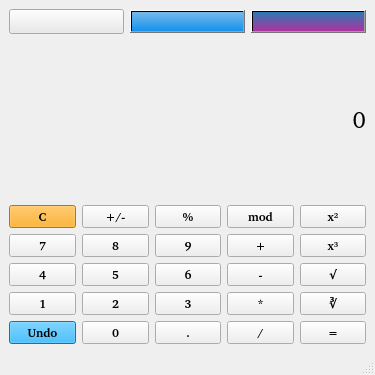
Qt form calcwindow.ui (TiReks33/qt_calc) before a commit.
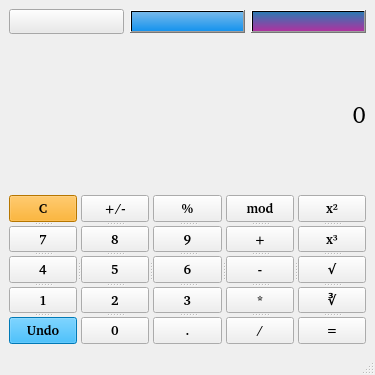
The same form after that commit. Icons and pictures are not drawn.

Commit message: improve of buttons scalling

Patch:
```diff
--- a/calcwindow.ui
+++ b/calcwindow.ui
@@ -41,11 +41,145 @@
    <enum>QTabWidget::Rounded</enum>
   </property>
   <widget class="QWidget" name="centralwidget">
-   <layout class="QGridLayout" name="gridLayout_2">
+   <layout class="QGridLayout" name="gridLayout">
+    <item row="0" column="0">
+     <layout class="QHBoxLayout" name="horizontalLayout">
+      <item>
+       <widget class="QPushButton" name="default_color">
+        <property name="font">
+         <font>
+          <family>Noto Sans</family>
+          <weight>50</weight>
+          <italic>false</italic>
+          <bold>false</bold>
+          <kerning>true</kerning>
+         </font>
+        </property>
+        <property name="focusPolicy">
+         <enum>Qt::ClickFocus</enum>
+        </property>
+        <property name="styleSheet">
+         <string notr="true">background-color: rgb(234, 234, 234);</string>
+        </property>
+        <property name="text">
+         <string/>
+        </property>
+       </widget>
+      </item>
+      <item>
+       <widget class="QPushButton" name="color_1">
+        <property name="focusPolicy">
+         <enum>Qt::ClickFocus</enum>
+        </property>
+        <property name="styleSheet">
+         <string notr="true">background-color: qlineargradient(x1: 0, y1: 0,    x2: 0, y2: 1,    stop: 0 #77b9ea, stop: 1 #1593ee);</string>
+        </property>
+        <property name="text">
+         <string/>
+        </property>
+       </widget>
+      </item>
+      <item>
+       <widget class="QPushButton" name="color_2">
+        <property name="focusPolicy">
+         <enum>Qt::ClickFocus</enum>
+        </property>
+        <property name="styleSheet">
+         <string notr="true">background-color: qlineargradient(x1: 0, y1: 0,    x2: 0, y2: 1,    stop: 0 #2d7ab2, stop: 1 #ae32a0);</string>
+        </property>
+        <property name="text">
+         <string/>
+        </property>
+       </widget>
+      </item>
+     </layout>
+    </item>
+    <item row="1" column="0">
+     <widget class="QLabel" name="result">
+      <property name="font">
+       <font>
+        <family>Spectral Medium</family>
+        <pointsize>18</pointsize>
+        <weight>50</weight>
+        <italic>false</italic>
+        <bold>false</bold>
+       </font>
+      </property>
+      <property name="focusPolicy">
+       <enum>Qt::ClickFocus</enum>
+      </property>
+      <property name="text">
+       <string>0</string>
+      </property>
+      <property name="alignment">
+       <set>Qt::AlignRight|Qt::AlignTrailing|Qt::AlignVCenter</set>
+      </property>
+     </widget>
+    </item>
     <item row="2" column="0">
-     <layout class="QGridLayout" name="gridLayout">
-      <item row="5" column="0">
+     <widget class="QSplitter" name="splitter_6">
+      <property name="orientation">
+       <enum>Qt::Horizontal</enum>
+      </property>
+      <widget class="QSplitter" name="splitter">
+       <property name="orientation">
+        <enum>Qt::Vertical</enum>
+       </property>
+       <widget class="QPushButton" name="clear_button">
+        <property name="sizePolicy">
+         <sizepolicy hsizetype="Minimum" vsizetype="Preferred">
+          <horstretch>0</horstretch>
+          <verstretch>0</verstretch>
+         </sizepolicy>
+        </property>
+        <property name="font">
+         <font>
+          <pointsize>10</pointsize>
+          <stylestrategy>PreferAntialias</stylestrategy>
+         </font>
+        </property>
+        <property name="focusPolicy">
+         <enum>Qt::ClickFocus</enum>
+        </property>
+        <property name="styleSheet">
+         <string notr="true">background-color: orange</string>
+        </property>
+        <property name="text">
+         <string>C</string>
+        </property>
+       </widget>
+       <widget class="QPushButton" name="button_7">
+        <property name="font">
+         <font>
+          <pointsize>10</pointsize>
+         </font>
+        </property>
+        <property name="focusPolicy">
+         <enum>Qt::ClickFocus</enum>
+        </property>
+        <property name="text">
+         <string>7</string>
+        </property>
+       </widget>
+       <widget class="QPushButton" name="button_4">
+        <property name="font">
+         <font>
+          <pointsize>10</pointsize>
+         </font>
+        </property>
+        <property name="focusPolicy">
+         <enum>Qt::ClickFocus</enum>
+        </property>
+        <property name="text">
+         <string>4</string>
+        </property>
+       </widget>
        <widget class="QPushButton" name="button_1">
+        <property name="font">
+         <font>
+          <pointsize>10</pointsize>
+         </font>
+        </property>
         <property name="focusPolicy">
          <enum>Qt::ClickFocus</enum>
         </property>
@@ -53,9 +187,12 @@
          <string>1</string>
         </property>
        </widget>
-      </item>
-      <item row="6" column="0">
        <widget class="QPushButton" name="undo_button">
+        <property name="font">
+         <font>
+          <pointsize>10</pointsize>
+         </font>
+        </property>
         <property name="focusPolicy">
          <enum>Qt::ClickFocus</enum>
         </property>
@@ -66,32 +203,56 @@
          <string>Undo</string>
         </property>
        </widget>
-      </item>
-      <item row="1" column="4">
-       <widget class="QPushButton" name="pow_2_button">
-        <property name="enabled">
-         <bool>true</bool>
+      </widget>
+      <widget class="QSplitter" name="splitter_2">
+       <property name="orientation">
+        <enum>Qt::Vertical</enum>
+       </property>
+       <widget class="QPushButton" name="plus_minus_button">
+        <property name="font">
+         <font>
+          <pointsize>10</pointsize>
+         </font>
         </property>
         <property name="focusPolicy">
          <enum>Qt::ClickFocus</enum>
         </property>
         <property name="text">
-         <string>x²</string>
+         <string>+/-</string>
         </property>
        </widget>
-      </item>
-      <item row="3" column="0">
-       <widget class="QPushButton" name="button_4">
+       <widget class="QPushButton" name="button_8">
+        <property name="font">
+         <font>
+          <pointsize>10</pointsize>
+         </font>
+        </property>
         <property name="focusPolicy">
          <enum>Qt::ClickFocus</enum>
         </property>
         <property name="text">
-         <string>4</string>
+         <string>8</string>
         </property>
        </widget>
-      </item>
-      <item row="5" column="1">
+       <widget class="QPushButton" name="button_5">
+        <property name="font">
+         <font>
+          <pointsize>10</pointsize>
+         </font>
+        </property>
+        <property name="focusPolicy">
+         <enum>Qt::ClickFocus</enum>
+        </property>
+        <property name="text">
+         <string>5</string>
+        </property>
+       </widget>
        <widget class="QPushButton" name="button_2">
+        <property name="font">
+         <font>
+          <pointsize>10</pointsize>
+         </font>
+        </property>
         <property name="focusPolicy">
          <enum>Qt::ClickFocus</enum>
         </property>
@@ -99,22 +260,30 @@
          <string>2</string>
         </property>
        </widget>
-      </item>
-      <item row="5" column="4">
-       <widget class="QPushButton" name="cube_root_button">
-        <property name="enabled">
-         <bool>true</bool>
+       <widget class="QPushButton" name="button_0">
+        <property name="font">
+         <font>
+          <pointsize>10</pointsize>
+         </font>
         </property>
         <property name="focusPolicy">
          <enum>Qt::ClickFocus</enum>
         </property>
         <property name="text">
-         <string>∛</string>
+         <string>0</string>
         </property>
        </widget>
-      </item>
-      <item row="1" column="2">
+      </widget>
+      <widget class="QSplitter" name="splitter_3">
+       <property name="orientation">
+        <enum>Qt::Vertical</enum>
+       </property>
        <widget class="QPushButton" name="precent_button">
+        <property name="font">
+         <font>
+          <pointsize>10</pointsize>
+         </font>
+        </property>
         <property name="focusPolicy">
          <enum>Qt::ClickFocus</enum>
         </property>
@@ -122,22 +291,12 @@
          <string>%</string>
         </property>
        </widget>
-      </item>
-      <item row="2" column="4">
-       <widget class="QPushButton" name="pow_3_button">
-        <property name="enabled">
-         <bool>true</bool>
-        </property>
-        <property name="focusPolicy">
-         <enum>Qt::ClickFocus</enum>
-        </property>
-        <property name="text">
-         <string>x³</string>
-        </property>
-       </widget>
-      </item>
-      <item row="2" column="2">
        <widget class="QPushButton" name="button_9">
+        <property name="font">
+         <font>
+          <pointsize>10</pointsize>
+         </font>
+        </property>
         <property name="focusPolicy">
          <enum>Qt::ClickFocus</enum>
         </property>
@@ -145,9 +304,25 @@
          <string>9</string>
         </property>
        </widget>
-      </item>
-      <item row="5" column="2">
+       <widget class="QPushButton" name="button_6">
+        <property name="font">
+         <font>
+          <pointsize>10</pointsize>
+         </font>
+        </property>
+        <property name="focusPolicy">
+         <enum>Qt::ClickFocus</enum>
+        </property>
+        <property name="text">
+         <string>6</string>
+        </property>
+       </widget>
        <widget class="QPushButton" name="button_3">
+        <property name="font">
+         <font>
+          <pointsize>10</pointsize>
+         </font>
+        </property>
         <property name="focusPolicy">
          <enum>Qt::ClickFocus</enum>
         </property>
@@ -155,32 +330,12 @@
          <string>3</string>
         </property>
        </widget>
-      </item>
-      <item row="3" column="4">
-       <widget class="QPushButton" name="sqr_root_button">
-        <property name="enabled">
-         <bool>true</bool>
-        </property>
-        <property name="focusPolicy">
-         <enum>Qt::ClickFocus</enum>
-        </property>
-        <property name="text">
-         <string>√</string>
-        </property>
-       </widget>
-      </item>
-      <item row="1" column="1">
-       <widget class="QPushButton" name="plus_minus_button">
-        <property name="focusPolicy">
-         <enum>Qt::ClickFocus</enum>
-        </property>
-        <property name="text">
-         <string>+/-</string>
-        </property>
-       </widget>
-      </item>
-      <item row="6" column="2">
        <widget class="QPushButton" name="dot_button">
+        <property name="font">
+         <font>
+          <pointsize>10</pointsize>
+         </font>
+        </property>
         <property name="focusPolicy">
          <enum>Qt::ClickFocus</enum>
         </property>
@@ -188,39 +343,33 @@
          <string>.</string>
         </property>
        </widget>
-      </item>
-      <item row="2" column="1">
-       <widget class="QPushButton" name="button_8">
-        <property name="focusPolicy">
-         <enum>Qt::ClickFocus</enum>
+      </widget>
+      <widget class="QSplitter" name="splitter_4">
+       <property name="orientation">
+        <enum>Qt::Vertical</enum>
+       </property>
+       <widget class="QPushButton" name="mod_button">
+        <property name="enabled">
+         <bool>true</bool>
         </property>
-        <property name="text">
-         <string>8</string>
+        <property name="font">
+         <font>
+          <pointsize>10</pointsize>
+         </font>
         </property>
-       </widget>
-      </item>
-      <item row="2" column="0">
-       <widget class="QPushButton" name="button_7">
         <property name="focusPolicy">
          <enum>Qt::ClickFocus</enum>
         </property>
         <property name="text">
-         <string>7</string>
+         <string>mod</string>
         </property>
        </widget>
-      </item>
-      <item row="3" column="1">
-       <widget class="QPushButton" name="button_5">
-        <property name="focusPolicy">
-         <enum>Qt::ClickFocus</enum>
-        </property>
-        <property name="text">
-         <string>5</string>
-        </property>
-       </widget>
-      </item>
-      <item row="2" column="3">
        <widget class="QPushButton" name="plus_button">
+        <property name="font">
+         <font>
+          <pointsize>10</pointsize>
+         </font>
+        </property>
         <property name="focusPolicy">
          <enum>Qt::ClickFocus</enum>
         </property>
@@ -228,32 +377,12 @@
          <string>+</string>
         </property>
        </widget>
-      </item>
-      <item row="6" column="4">
-       <widget class="QPushButton" name="equal_button">
-        <property name="focusPolicy">
-         <enum>Qt::ClickFocus</enum>
-        </property>
-        <property name="text">
-         <string>=</string>
-        </property>
-       </widget>
-      </item>
-      <item row="5" column="3">
-       <widget class="QPushButton" name="multi_button">
-        <property name="enabled">
-         <bool>true</bool>
-        </property>
-        <property name="focusPolicy">
-         <enum>Qt::ClickFocus</enum>
-        </property>
-        <property name="text">
-         <string>*</string>
-        </property>
-       </widget>
-      </item>
-      <item row="3" column="3">
        <widget class="QPushButton" name="minus_button">
+        <property name="font">
+         <font>
+          <pointsize>10</pointsize>
+         </font>
+        </property>
         <property name="focusPolicy">
          <enum>Qt::ClickFocus</enum>
         </property>
@@ -261,32 +390,31 @@
          <string>-</string>
         </property>
        </widget>
-      </item>
-      <item row="3" column="2">
-       <widget class="QPushButton" name="button_6">
-        <property name="focusPolicy">
-         <enum>Qt::ClickFocus</enum>
+       <widget class="QPushButton" name="multi_button">
+        <property name="enabled">
+         <bool>true</bool>
         </property>
-        <property name="text">
-         <string>6</string>
+        <property name="font">
+         <font>
+          <pointsize>10</pointsize>
+         </font>
         </property>
-       </widget>
-      </item>
-      <item row="6" column="1">
-       <widget class="QPushButton" name="button_0">
         <property name="focusPolicy">
          <enum>Qt::ClickFocus</enum>
         </property>
         <property name="text">
-         <string>0</string>
+         <string>*</string>
         </property>
        </widget>
-      </item>
-      <item row="6" column="3">
        <widget class="QPushButton" name="div_button">
         <property name="enabled">
          <bool>true</bool>
         </property>
+        <property name="font">
+         <font>
+          <pointsize>10</pointsize>
+         </font>
+        </property>
         <property name="focusPolicy">
          <enum>Qt::ClickFocus</enum>
         </property>
@@ -294,109 +422,97 @@
          <string>/</string>
         </property>
        </widget>
-      </item>
-      <item row="1" column="3">
-       <widget class="QPushButton" name="mod_button">
+      </widget>
+      <widget class="QSplitter" name="splitter_5">
+       <property name="orientation">
+        <enum>Qt::Vertical</enum>
+       </property>
+       <widget class="QPushButton" name="pow_2_button">
         <property name="enabled">
          <bool>true</bool>
         </property>
+        <property name="font">
+         <font>
+          <pointsize>10</pointsize>
+         </font>
+        </property>
         <property name="focusPolicy">
          <enum>Qt::ClickFocus</enum>
         </property>
         <property name="text">
-         <string>mod</string>
+         <string>x²</string>
         </property>
        </widget>
-      </item>
-      <item row="1" column="0">
-       <widget class="QPushButton" name="clear_button">
+       <widget class="QPushButton" name="pow_3_button">
+        <property name="enabled">
+         <bool>true</bool>
+        </property>
+        <property name="font">
+         <font>
+          <pointsize>10</pointsize>
+         </font>
+        </property>
         <property name="focusPolicy">
          <enum>Qt::ClickFocus</enum>
         </property>
-        <property name="styleSheet">
-         <string notr="true">background-color: orange</string>
+        <property name="text">
+         <string>x³</string>
         </property>
+       </widget>
+       <widget class="QPushButton" name="sqr_root_button">
+        <property name="enabled">
+         <bool>true</bool>
+        </property>
+        <property name="font">
+         <font>
+          <pointsize>10</pointsize>
+         </font>
+        </property>
+        <property name="focusPolicy">
+         <enum>Qt::ClickFocus</enum>
+        </property>
         <property name="text">
-         <string>C</string>
+         <string>√</string>
         </property>
        </widget>
-      </item>
-     </layout>
-    </item>
-    <item row="1" column="0">
-     <widget class="QLabel" name="result">
-      <property name="font">
-       <font>
-        <family>Spectral Medium</family>
-        <pointsize>18</pointsize>
-        <weight>50</weight>
-        <italic>false</italic>
-        <bold>false</bold>
-       </font>
-      </property>
-      <property name="focusPolicy">
-       <enum>Qt::ClickFocus</enum>
-      </property>
-      <property name="text">
-       <string>0</string>
-      </property>
-      <property name="alignment">
-       <set>Qt::AlignRight|Qt::AlignTrailing|Qt::AlignVCenter</set>
-      </property>
+       <widget class="QPushButton" name="cube_root_button">
+        <property name="enabled">
+         <bool>true</bool>
+        </property>
+        <property name="sizePolicy">
+         <sizepolicy hsizetype="Expanding" vsizetype="Expanding">
+          <horstretch>0</horstretch>
+          <verstretch>0</verstretch>
+         </sizepolicy>
+        </property>
+        <property name="font">
+         <font>
+          <pointsize>10</pointsize>
+         </font>
+        </property>
+        <property name="focusPolicy">
+         <enum>Qt::ClickFocus</enum>
+        </property>
+        <property name="text">
+         <string>∛</string>
+        </property>
+       </widget>
+       <widget class="QPushButton" name="equal_button">
+        <property name="font">
+         <font>
+          <pointsize>10</pointsize>
+         </font>
+        </property>
+        <property name="focusPolicy">
+         <enum>Qt::ClickFocus</enum>
+        </property>
+        <property name="text">
+         <string>=</string>
+        </property>
+       </widget>
+      </widget>
      </widget>
     </item>
-    <item row="0" column="0">
-     <layout class="QHBoxLayout" name="horizontalLayout">
-      <item>
-       <widget class="QPushButton" name="default_color">
-        <property name="font">
-         <font>
-          <family>Noto Sans</family>
-          <weight>50</weight>
-          <italic>false</italic>
-          <bold>false</bold>
-          <kerning>true</kerning>
-         </font>
-        </property>
-        <property name="focusPolicy">
-         <enum>Qt::ClickFocus</enum>
-        </property>
-        <property name="styleSheet">
-         <string notr="true">background-color: rgb(234, 234, 234);</string>
-        </property>
-        <property name="text">
-         <string/>
-        </property>
-       </widget>
-      </item>
-      <item>
-       <widget class="QPushButton" name="color_1">
-        <property name="focusPolicy">
-         <enum>Qt::ClickFocus</enum>
-        </property>
-        <property name="styleSheet">
-         <string notr="true">background-color: qlineargradient(x1: 0, y1: 0,    x2: 0, y2: 1,    stop: 0 #77b9ea, stop: 1 #1593ee);</string>
-        </property>
-        <property name="text">
-         <string/>
-        </property>
-       </widget>
-      </item>
-      <item>
-       <widget class="QPushButton" name="color_2">
-        <property name="focusPolicy">
-         <enum>Qt::ClickFocus</enum>
-        </property>
-        <property name="styleSheet">
-         <string notr="true">background-color: qlineargradient(x1: 0, y1: 0,    x2: 0, y2: 1,    stop: 0 #2d7ab2, stop: 1 #ae32a0);</string>
-        </property>
-        <property name="text">
-         <string/>
-        </property>
-       </widget>
-      </item>
-     </layout>
-    </item>
    </layout>
   </widget>
   <widget class="QStatusBar" name="statusbar"/>
```
The commit also changes 3 other files.
